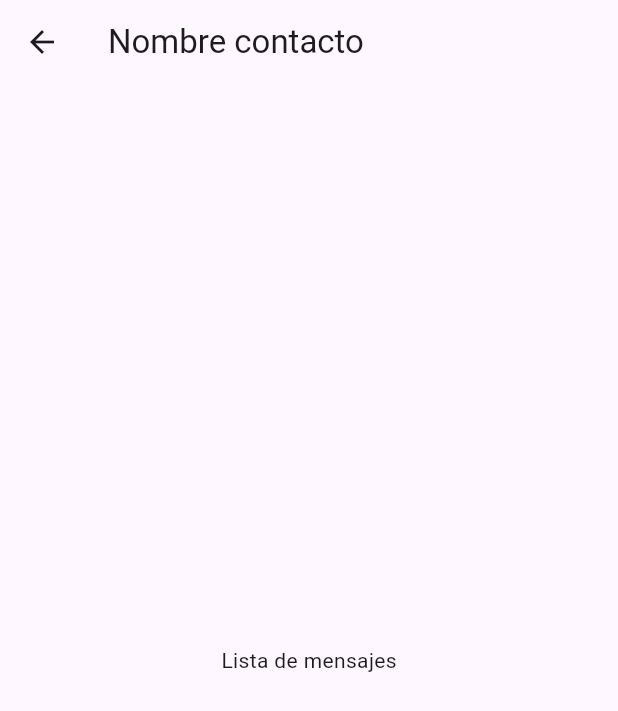
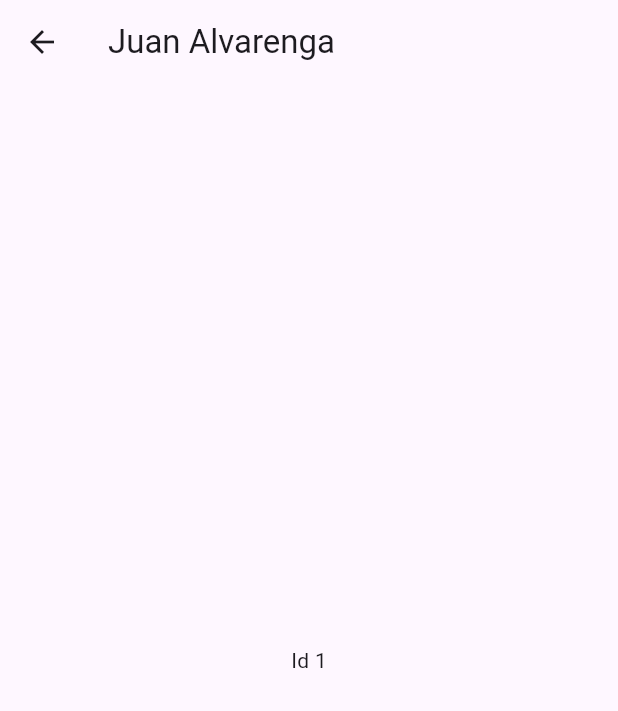
Before and after one commit to jalvarenga-unah/IS513-III-PAC-2024, a Flutter app: the screen it shows after launch, after a tap on an icon or button, on a phone screen of 412 x 824 dp. Shown: the top 711 px of the screen. Run offline on Flutter 3.47's test engine with Material 3 defaults, Android fonts, the phone set to English and light mode, and no system bars.

Commit message:
Pasando argumentos como parametros

```diff
--- a/intro-flutter/clone_whatsapp/lib/main.dart
+++ b/intro-flutter/clone_whatsapp/lib/main.dart
@@ -14,14 +14,15 @@ class MyApp extends StatelessWidget {
       debugShowCheckedModeBanner: false,
       title: 'Clone Whatsapp',
       // home: const HomePage(),
-      initialRoute: '/home',
+      // initialRoute: '/home',
       routes: {
-        '/home': (context) => const HomePage(),
+        '/': (context) => const HomePage(),
         '/chat': (context) => const ChatPage(),
       },
+      //TODO: Revisar que ocurre con esto!!!!!
       onGenerateRoute: (settings) => MaterialPageRoute(
         builder: (context) {
-          print(settings.name);
+          // if (settings.name == '/') return HomePage();
 
           return const PageNotFound();
         },
--- a/intro-flutter/clone_whatsapp/lib/src/api/store/data_chats.dart
+++ b/intro-flutter/clone_whatsapp/lib/src/api/store/data_chats.dart
@@ -1,15 +1,18 @@
-const List<Map<String, String>> chats = [
+const List<Map<String, dynamic>> chats = [
   {
+    "id": 1,
     'sender': 'Juan Alvarenga',
     'message': 'olii',
     'time': '10:00',
   },
   {
+    "id": 2,
     'sender': 'Maria Perez',
     'message': 'La ropa!!!!!!',
     'time': '11:15',
   },
   {
+    "id": 3,
     'sender': 'Pedrito',
     'message': 'trae fresco',
     'time': '14:20',
--- /dev/null
+++ b/intro-flutter/clone_whatsapp/lib/src/modules/contacts/models/chat_arguments.dart
@@ -0,0 +1,6 @@
+class ChatArguments {
+  final int chatId;
+  final String userName;
+
+  ChatArguments({required this.chatId, required this.userName});
+}
--- a/intro-flutter/clone_whatsapp/lib/src/modules/contacts/pages/chat_page.dart
+++ b/intro-flutter/clone_whatsapp/lib/src/modules/contacts/pages/chat_page.dart
@@ -1,3 +1,4 @@
+import 'package:clone_whatsapp/src/modules/contacts/models/chat_arguments.dart';
 import 'package:flutter/material.dart';
 
 class ChatPage extends StatelessWidget {
@@ -5,11 +6,15 @@ class ChatPage extends StatelessWidget {
 
   @override
   Widget build(BuildContext context) {
+    final argumentos =
+        ModalRoute.of(context)!.settings.arguments as ChatArguments;
+
     return Scaffold(
       appBar: AppBar(
-        title: Text('Nombre contacto'),
+        centerTitle: false,
+        title: Text(argumentos.userName),
       ),
-      body: Center(child: Text('Lista de mensajes')),
+      body: Center(child: Text('Id ${argumentos.chatId}')),
     );
   }
 }
--- a/intro-flutter/clone_whatsapp/lib/src/modules/contacts/pages/fragments/chats_fragments.dart
+++ b/intro-flutter/clone_whatsapp/lib/src/modules/contacts/pages/fragments/chats_fragments.dart
@@ -16,6 +16,7 @@ class ChatFragment extends StatelessWidget {
         itemBuilder: (BuildContext context, int indice) {
           return Itemchat(
             sender: chats[indice]['sender']!,
+            id: chats[indice]['id']!,
             message: chats[indice]['message']!,
             time: chats[indice]['time']!,
           );
--- a/intro-flutter/clone_whatsapp/lib/src/modules/contacts/widgets/item_chat.dart
+++ b/intro-flutter/clone_whatsapp/lib/src/modules/contacts/widgets/item_chat.dart
@@ -1,4 +1,4 @@
-import 'package:clone_whatsapp/src/modules/contacts/pages/chat_page.dart';
+import 'package:clone_whatsapp/src/modules/contacts/models/chat_arguments.dart';
 import 'package:flutter/material.dart';
 
 class Itemchat extends StatelessWidget {
@@ -7,11 +7,13 @@ class Itemchat extends StatelessWidget {
     required this.sender,
     required this.message,
     required this.time,
+    required this.id,
   });
 
   final String sender;
   final String message;
   final String time;
+  final int id;
 
   @override
   Widget build(BuildContext context) {
@@ -44,7 +46,8 @@ class Itemchat extends StatelessWidget {
         // Navigator.of(context)
         //     .push(MaterialPageRoute(builder: (context) => ChatPage()));
 
-        Navigator.pushNamed(context, '/chat');
+        Navigator.pushNamed(context, '/chat',
+            arguments: ChatArguments(chatId: id, userName: sender));
       },
     );
   }
```
